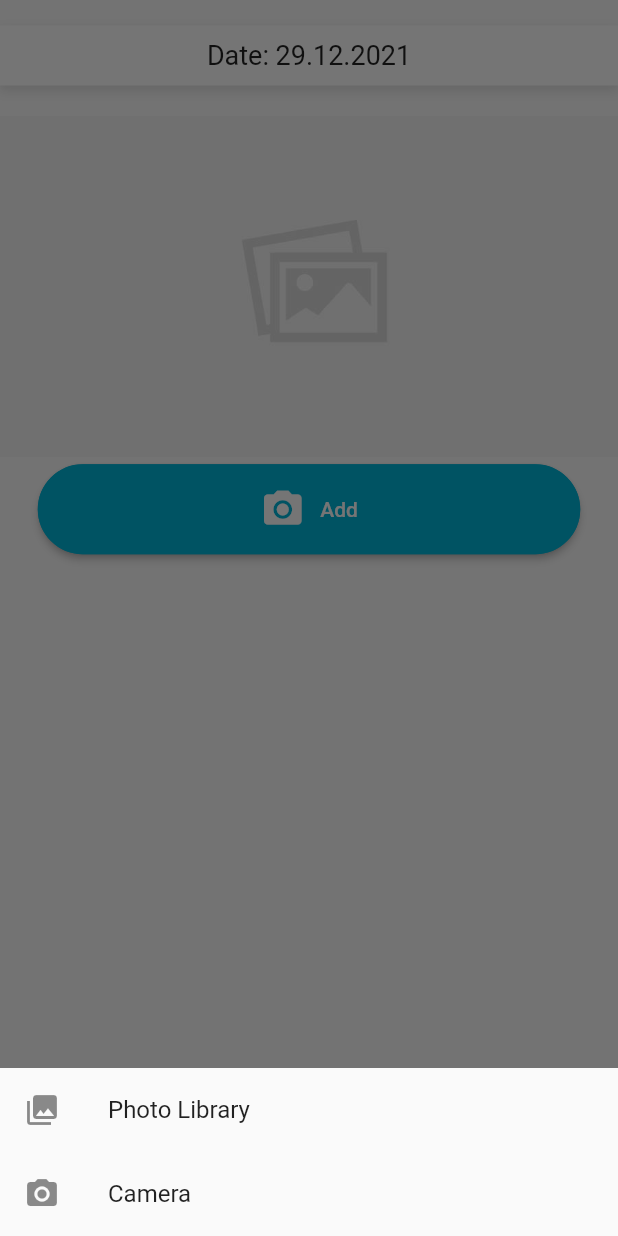
After one commit to Mkohl2508/mobile_health_cura, a Flutter app: the AddWoundEntryScreen screen opened directly, after a tap on "Add", on a phone screen of 412 x 824 dp. The commit adds this screen. Run offline on Flutter 3.47's test engine with Material 2 defaults, Android fonts, the phone set to English and light mode, and no system bars; our stand-ins replace carousel_slider, firebase_auth, firebase_core, flutter_svg, font_awesome_flutter, image_picker and 1 more; accounts and stored records are empty.

Commit message:
add screen for adding woundentrys + feat: picture can now be showen in fullscreen and are zoomable

```diff
--- /dev/null
+++ b/Implementation/App/lib/screens/add_wound_entry_screen.dart
@@ -0,0 +1,207 @@
+import 'dart:io';
+
+import 'package:carousel_slider/carousel_slider.dart';
+import 'package:cura/model/widget/AppColors.dart';
+import 'package:cura/screens/full_screen_screen.dart';
+import 'package:flutter/material.dart';
+import 'package:image_picker/image_picker.dart';
+import 'package:intl/intl.dart';
+
+class AddWoundEntryScreen extends StatefulWidget {
+  const AddWoundEntryScreen({Key? key}) : super(key: key);
+
+  @override
+  _AddWoundEntryScreenState createState() => _AddWoundEntryScreenState();
+}
+
+class _AddWoundEntryScreenState extends State<AddWoundEntryScreen> {
+  List<File> _images = [];
+  int _currentPic = 0;
+  final CarouselController _controller = CarouselController();
+
+  String currentDate = DateFormat('dd.MM.yyyy').format(DateTime.now());
+
+  @override
+  void dispose() {
+    // TODO: implement dispose
+    super.dispose();
+  }
+
+  @override
+  Widget build(BuildContext context) {
+    _imgFromCamera() async {
+      XFile? image = await ImagePicker()
+          .pickImage(source: ImageSource.camera, imageQuality: 50);
+      if (!mounted) return;
+      setState(() {
+        if (image != null) {
+          _images.add(File(image.path));
+        }
+      });
+    }
+
+    _imgFromGallery() async {
+      XFile? image = await ImagePicker()
+          .pickImage(source: ImageSource.gallery, imageQuality: 50);
+      if (!mounted) return;
+      setState(() {
+        if (image != null) {
+          _images.add(File(image.path));
+        }
+      });
+    }
+
+    void _showPicker(context) {
+      showModalBottomSheet(
+          context: context,
+          builder: (BuildContext bc) {
+            return SafeArea(
+              child: Container(
+                child: Wrap(
+                  children: <Widget>[
+                    ListTile(
+                        leading: Icon(Icons.photo_library),
+                        title: Text('Photo Library'),
+                        onTap: () {
+                          _imgFromGallery();
+                          Navigator.of(context).pop();
+                        }),
+                    ListTile(
+                      leading: Icon(Icons.photo_camera),
+                      title: Text('Camera'),
+                      onTap: () {
+                        _imgFromCamera();
+                        Navigator.of(context).pop();
+                      },
+                    ),
+                  ],
+                ),
+              ),
+            );
+          });
+    }
+
+    return Scaffold(
+      body: SafeArea(
+        child: SingleChildScrollView(
+          child: Container(
+            child: Column(
+              children: [
+                SizedBox(height: 17),
+                Container(
+                  height: 40,
+                  decoration: BoxDecoration(color: Colors.white, boxShadow: [
+                    BoxShadow(
+                        color: Colors.black.withOpacity(0.1),
+                        blurRadius: 5,
+                        spreadRadius: 1,
+                        offset: Offset(0, 3))
+                  ]),
+                  width: double.infinity,
+                  child: Row(
+                    children: [
+                      Expanded(
+                          child: Center(
+                              child: Text(
+                        "Date: $currentDate",
+                        style: TextStyle(
+                          fontSize: 18,
+                        ),
+                      ))),
+                    ],
+                  ),
+                ),
+                SizedBox(height: 20),
+                _images.isEmpty
+                    ? Image.asset("assets/no-image.jpg")
+                    : CarouselSlider(
+                        items: _images
+                            .map((item) => Container(
+                                  child: GestureDetector(
+                                    onTap: () {
+                                      Navigator.push(context,
+                                          MaterialPageRoute(builder: (_) {
+                                        return FullScreenImage(imageFile: item);
+                                      }));
+                                    },
+                                    child: Center(
+                                        child: Hero(
+                                      tag: "imageHero",
+                                      child: Image.file(item,
+                                          width: double.infinity),
+                                    )),
+                                  ),
+                                ))
+                            .toList(),
+                        options: CarouselOptions(
+                          onPageChanged: (index, reason) {
+                            setState(() {
+                              _currentPic = index;
+                            });
+                          },
+                          viewportFraction: 1,
+                          enlargeCenterPage: true,
+                          enlargeStrategy: CenterPageEnlargeStrategy.scale,
+                          autoPlay: false,
+                          enableInfiniteScroll: false,
+                        )),
+                Row(
+                    mainAxisAlignment: MainAxisAlignment.center,
+                    children: _images.asMap().entries.map((entry) {
+                      return GestureDetector(
+                        onTap: () => _controller.animateToPage(entry.key),
+                        child: Container(
+                          width: 8.0,
+                          height: 8.0,
+                          margin: EdgeInsets.symmetric(
+                              vertical: 8.0, horizontal: 4.0),
+                          decoration: BoxDecoration(
+                              shape: BoxShape.circle,
+                              color: AppColors.cura_darkBlue.withOpacity(
+                                  _currentPic == entry.key ? 0.9 : 0.4)),
+                        ),
+                      );
+                    }).toList()),
+                SizedBox(
+                  height: 5,
+                ),
+                Center(
+                  child: ElevatedButton(
+                    style: ButtonStyle(
+                        backgroundColor:
+                            MaterialStateProperty.all(AppColors.cura_cyan),
+                        shape: MaterialStateProperty
+                            .all<RoundedRectangleBorder>(RoundedRectangleBorder(
+                                borderRadius: BorderRadius.circular(40.0),
+                                side: BorderSide(color: AppColors.cura_cyan)))),
+                    onPressed: () {
+                      _showPicker(context);
+                    },
+                    child: Container(
+                        width: MediaQuery.of(context).size.width * 0.8,
+                        height: 60,
+                        child: Center(
+                            child: Row(
+                          crossAxisAlignment: CrossAxisAlignment.center,
+                          mainAxisAlignment: MainAxisAlignment.center,
+                          children: [
+                            Icon(
+                              Icons.photo_camera,
+                              size: 30,
+                            ),
+                            SizedBox(
+                              width: 10,
+                            ),
+                            Text("Add"),
+                          ],
+                        ))),
+                  ),
+                )
+              ],
+            ),
+          ),
+        ),
+      ),
+    );
+  }
+}
--- a/Implementation/App/pubspec.yaml
+++ b/Implementation/App/pubspec.yaml
@@ -35,6 +35,8 @@ dependencies:
   font_awesome_flutter:
   flutter_svg:
   carousel_slider: ^4.0.0
+  image_picker:
+  photo_view: ^0.13.0
 
   # The following adds the Cupertino Icons font to your application.
   # Use with the CupertinoIcons class for iOS style icons.
@@ -67,6 +69,7 @@ flutter:
      - assets/cura_logo.svg
      - assets/old_lady.jpg
      - assets/cura_header.svg
+     - assets/no-image.jpg
 
 
   # An image asset can refer to one or more resolution-specific "variants", see
```
Also changed, not shown: Implementation/App/lib/screens/add_wound_screen.dart (added, +17 -0 lines), Implementation/App/lib/screens/full_screen_screen.dart (added, +40 -0 lines), Implementation/App/lib/screens/loading_screen.dart (+1 -7 lines), Implementation/App/lib/screens/wound_information_screen.dart (+80 -27 lines), Implementation/App/assets/no-image.jpg (added), Implementation/App/pubspec.lock, 1 other file.
